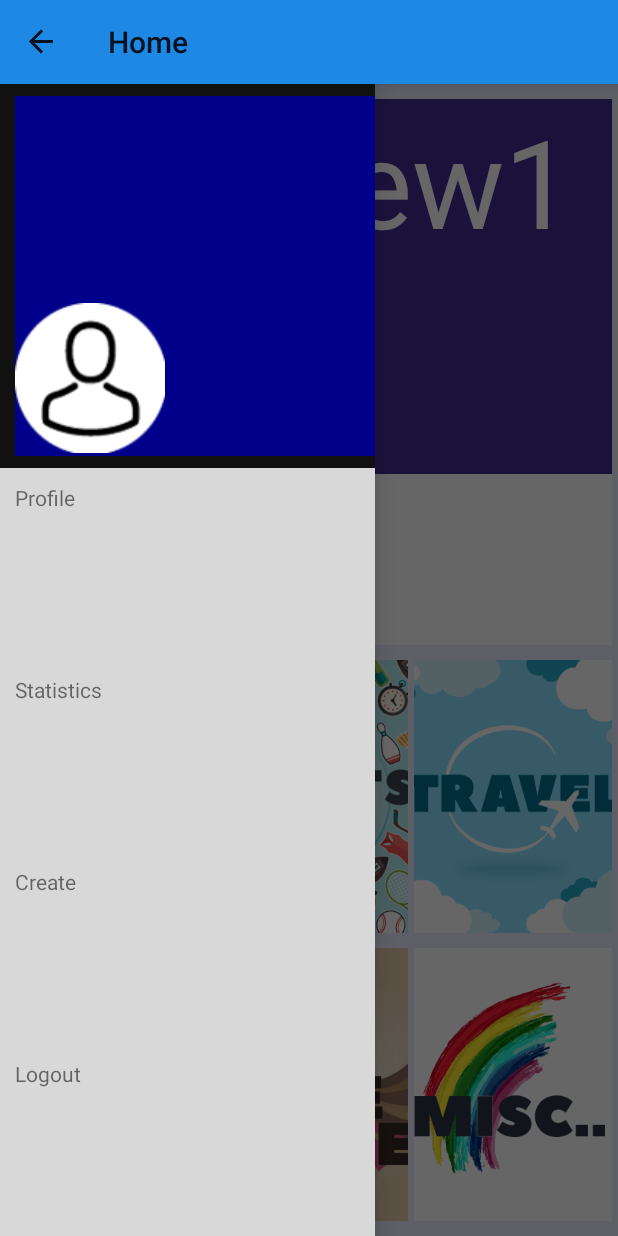
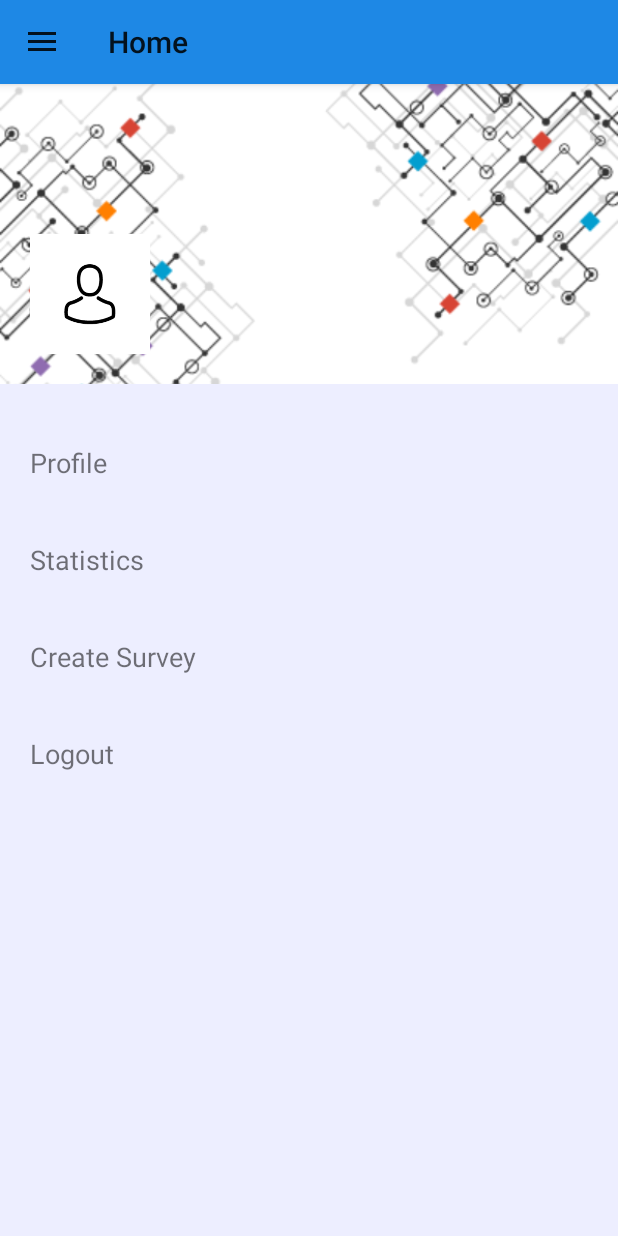
Before and after one commit to harasaurus/Survey, an Android app: the HomeActivity screen opened directly, with no data from a screen before it, after a tap on "Open navigation drawer", on a phone screen of 412 x 824 dp. Run offline under Robolectric (Android 15) with nearby library versions, the phone set to English and light mode, and no system bars.

Commit message:
Update S5

```diff
--- a/app/build.gradle
+++ b/app/build.gradle
@@ -27,5 +27,7 @@ dependencies {
     })
     compile 'com.android.support:appcompat-v7:24.2.1'
     compile 'com.android.support:design:24.2.1'
+    compile 'com.android.support.constraint:constraint-layout:1.0.2'
     testCompile 'junit:junit:4.12'
+    compile 'com.github.PhilJay:MPAndroidChart:v3.0.2'
 }
--- a/app/src/main/java/com/ops/newsurvey/HomeActivity.java
+++ b/app/src/main/java/com/ops/newsurvey/HomeActivity.java
@@ -16,6 +16,9 @@ import android.view.View;
 import android.view.ViewGroup;
 import android.widget.ImageButton;
 import android.widget.TextView;
+
+import static com.ops.newsurvey.R.id.menu_profile;
+import static com.ops.newsurvey.R.id.menu_stats;
 
 public class HomeActivity extends AppCompatActivity {
     private ViewPager viewPager;
@@ -45,6 +48,24 @@ public class HomeActivity extends AppCompatActivity {
             }
         });
 
+        //profile link for navigation drawer
+        TextView profile = (TextView) findViewById(menu_profile);
+        profile.setOnClickListener(new View.OnClickListener() {
+            @Override
+            public void onClick(View v) {
+                Intent intent = new Intent(HomeActivity.this,ProfileActivity.class);
+                startActivity(intent);
+            }
+        });
+        //stats link navigation drawer
+        TextView stats = (TextView) findViewById(menu_stats);
+        profile.setOnClickListener(new View.OnClickListener() {
+            @Override
+            public void onClick(View v) {
+                Intent intent = new Intent(HomeActivity.this,ProfileActivity.class);
+                startActivity(intent);
+            }
+        });
 
         ImageButton political =(ImageButton) findViewById(R.id.polIcon);
         ImageButton athletic =(ImageButton) findViewById(R.id.spoIcon);
@@ -124,6 +145,7 @@ public class HomeActivity extends AppCompatActivity {
             }
         };
         mDrawerLayout.addDrawerListener(mDrawerToggle);
+
         //home page slider
         viewPager = (ViewPager) findViewById(R.id.view_pager);
         images = new int[]{R.layout.slide1,R.layout.slide2,R.layout.slide3};
--- a/app/src/main/res/layout/activity_home.xml
+++ b/app/src/main/res/layout/activity_home.xml
@@ -128,65 +128,68 @@
         android:layout_width="250dp"
         android:layout_height="match_parent"
         android:orientation="vertical"
-        android:layout_gravity="start"
+
         android:divider="@android:color/transparent"
         android:dividerHeight="0dp"
-        android:background="#111">
+        android:background="@color/background">
 
         <RelativeLayout
             android:layout_width="match_parent"
-            android:layout_height="0dp"
-            android:layout_weight="2">
+            android:layout_height="200dp"
+            android:layout_marginBottom="20dp">
             <ImageView
+                android:scaleType="centerCrop"
                 android:layout_width="match_parent"
                 android:layout_height="match_parent"
-                android:src="@drawable/ft"
-                android:layout_alignParentTop="true"
-                android:layout_alignStart="@+id/avatar" />
+                android:src="@drawable/back_profile"
+                android:layout_alignParentTop="true"/>
             <ImageView
-                android:layout_width="100dp"
-                android:layout_height="100dp"
-                android:layout_marginBottom="10dp"
-                android:layout_marginLeft="10dp"
+                android:layout_width="80dp"
+                android:layout_height="80dp"
+                android:layout_margin="20dp"
                 android:layout_alignParentBottom="true"
                 android:layout_alignParentLeft="true"
                 android:background="@drawable/avatar_generic"
-                android:id="@+id/avatar"/>
+                android:id="@+id/avatar"
+                android:scaleType="centerCrop"/>
 
         </RelativeLayout>
 
         <TextView
-            android:id="@+id/textView3"
+            android:id="@+id/menu_profile"
+            android:icon="@drawable/home_black"
             android:layout_width="match_parent"
-            android:layout_height="0dp"
-            android:layout_weight="1"
-            android:background="#D8D8D8"
-            android:padding="@dimen/activity_horizontal_margin"
-            android:text="Profile" />
+            android:layout_height="wrap_content"
+            android:background="@color/background"
+            android:padding="20dp"
+            android:text="Profile"
+            android:textSize="18dp"/>
+
+        <TextView
+            android:id="@+id/menu_stats"
+            android:layout_width="match_parent"
+            android:layout_height="wrap_content"
+            android:background="@color/background"
+            android:padding="20dp"
+            android:textSize="18dp"
+            android:text="Statistics"/>
 
         <TextView
             android:layout_width="match_parent"
-            android:layout_height="0dp"
-            android:layout_weight="1"
-            android:padding="@dimen/activity_horizontal_margin"
-            android:text="Statistics"
-            android:background="#D8D8D8"/>
+            android:layout_height="wrap_content"
+            android:background="@color/background"
+            android:padding="20dp"
+            android:textSize="18dp"
+            android:text="Create Survey" />
 
-        <TextView
-            android:layout_width="match_parent"
-            android:layout_height="0dp"
-            android:layout_weight="1"
-            android:padding="@dimen/activity_horizontal_margin"
-            android:text="Create"
-            android:background="#D8D8D8"/>
 
         <TextView
             android:id="@+id/Logout"
             android:layout_width="match_parent"
-            android:layout_height="0dp"
-            android:layout_weight="1"
-            android:background="#D8D8D8"
-            android:padding="@dimen/activity_horizontal_margin"
+            android:layout_height="wrap_content"
+            android:background="@color/background"
+            android:padding="20dp"
+            android:textSize="18dp"
             android:text="Logout"/>
 
     </LinearLayout>
--- a/build.gradle
+++ b/build.gradle
@@ -14,6 +14,7 @@ buildscript {
 
 allprojects {
     repositories {
+        maven { url "https://jitpack.io" }
         jcenter()
     }
 }
```
Also changed, not shown: app/src/main/AndroidManifest.xml (+20 -15 lines), app/src/main/java/com/ops/newsurvey/ProfileActivity.java (added, +19 -0 lines), app/src/main/java/com/ops/newsurvey/StatisticsActivity.java (added, +60 -0 lines), app/src/main/res/layout/activity_profile.xml (added, +64 -0 lines), app/src/main/res/layout/activity_statistics.xml (added, +24 -0 lines), app/src/main/res/values/drawables.xml (deleted, +0 -8 lines), app/src/main/res/drawable/avatar_generic.png, app/src/main/res/drawable/back_profile.png (added), app/src/main/res/drawable/gift.png (deleted), app/src/main/res/drawable/home_black.png (added), app/src/main/res/drawable/ic_perm_identity_black_18dp.png (added), 1 other file.
